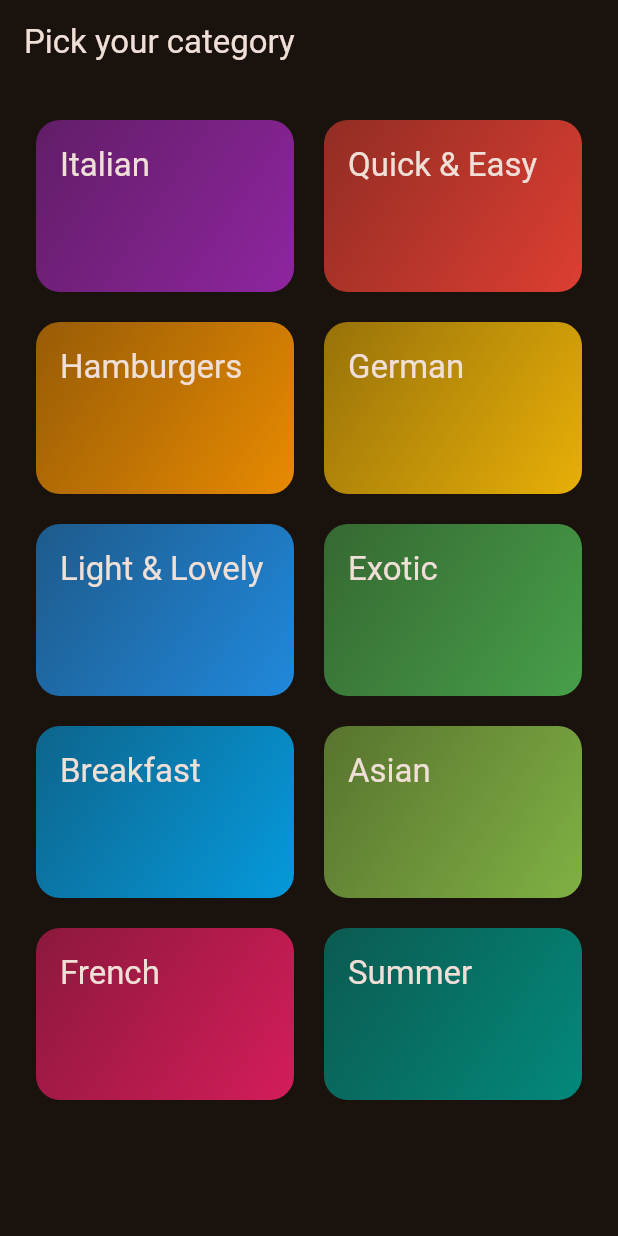
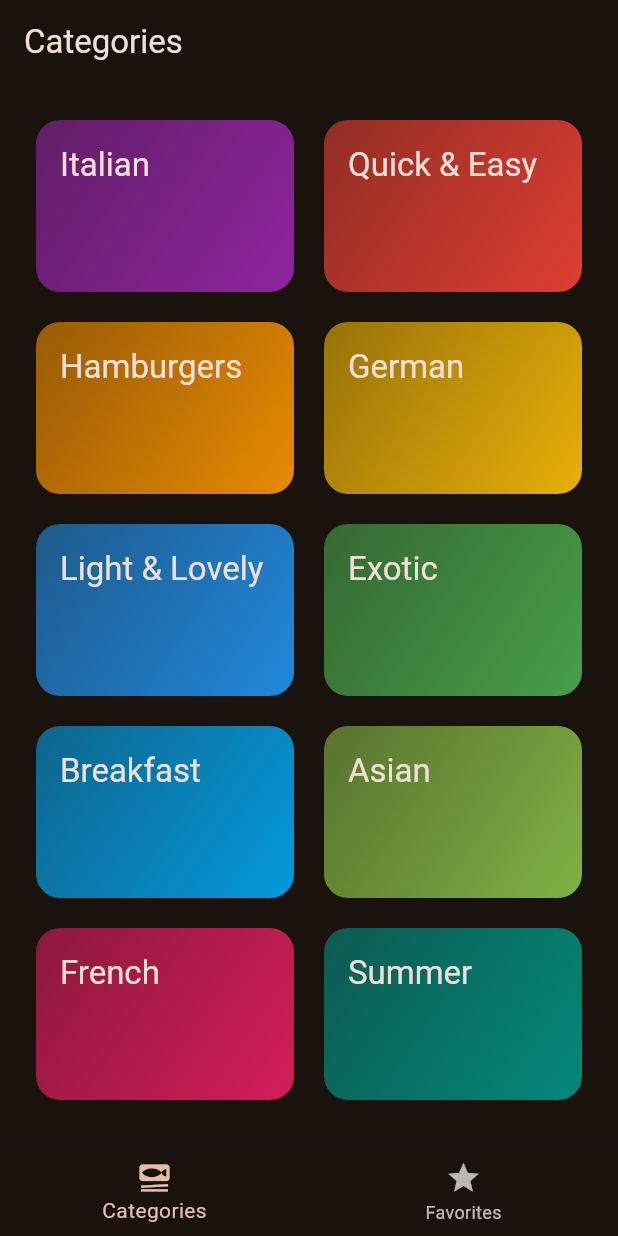
Before and after one commit to shshaheen/Meals-App, a Flutter app: the screen it shows after launch, on a phone screen of 412 x 824 dp. Run offline on Flutter 3.47's test engine with Material 3 defaults, Android fonts, the phone set to English and light mode, and no system bars; our stand-ins replace transparent_image.

Commit message:
Added Bottom Navigation Bar and Star Icon to the Meal

```diff
--- a/lib/main.dart
+++ b/lib/main.dart
@@ -1,6 +1,7 @@
 import 'package:flutter/material.dart';
 // import 'package:google_fonts/google_fonts.dart';
 import 'package:meals_app/screens/categories_screen.dart';
+import 'package:meals_app/screens/tabs_screen.dart';
 
 final theme = ThemeData(
   useMaterial3: true,
@@ -23,7 +24,7 @@
     return MaterialApp(
       debugShowCheckedModeBanner: false,
       theme: theme,
-      home: CategoriesScreen(),
+      home: const TabsScreen(),
     );
   }
 }
--- a/lib/screens/categories_screen.dart
+++ b/lib/screens/categories_screen.dart
@@ -15,11 +15,7 @@
 
   @override
   Widget build(BuildContext context) {
-    return Scaffold(
-      appBar: AppBar(
-        title: const Text("Pick your category"),
-      ),
-      body: GridView(
+    return GridView(
         padding: EdgeInsets.all(24),
         gridDelegate: const SliverGridDelegateWithFixedCrossAxisCount(
             crossAxisCount: 2,
@@ -35,7 +31,6 @@
                   _selectCategory(context, category);
                 }),
         ],
-      ),
     );
   }
 }
--- /dev/null
+++ b/lib/screens/tabs_screen.dart
@@ -0,0 +1,44 @@
+import 'package:flutter/material.dart';
+import 'package:meals_app/screens/categories_screen.dart';
+import 'package:meals_app/screens/meals_screen.dart';
+
+class TabsScreen extends StatefulWidget {
+  const TabsScreen({super.key});
+  @override
+  State<TabsScreen> createState() => _TabsScreenState();
+}
+
+class _TabsScreenState extends State<TabsScreen> {
+  int _selectedPageIndex = 0;
+
+  void _selectPage(int index) {
+    setState(() {
+      _selectedPageIndex = index;
+    });
+  }
+
+  @override
+  Widget build(BuildContext context) {
+    Widget activePage = const CategoriesScreen();
+    var activePageTitle = 'Categories';
+    if (_selectedPageIndex == 1) {
+      activePage = const MealsScreen(meals: []);
+      activePageTitle = 'Favorites';
+    }
+    return Scaffold(
+      appBar: AppBar(
+        title: Text(activePageTitle),
+      ),
+      body: activePage,
+      bottomNavigationBar: BottomNavigationBar(
+        onTap: _selectPage,
+        currentIndex: _selectedPageIndex,
+        items: [
+          BottomNavigationBarItem(
+              icon: Icon(Icons.set_meal), label: 'Categories'),
+          BottomNavigationBarItem(icon: Icon(Icons.star), label: 'Favorites'),
+        ],
+      ),
+    );
+  }
+}
```
Also changed, not shown: lib/screens/meal_details.dart (+7 -0 lines), lib/screens/meals_screen.dart (+10 -3 lines).
